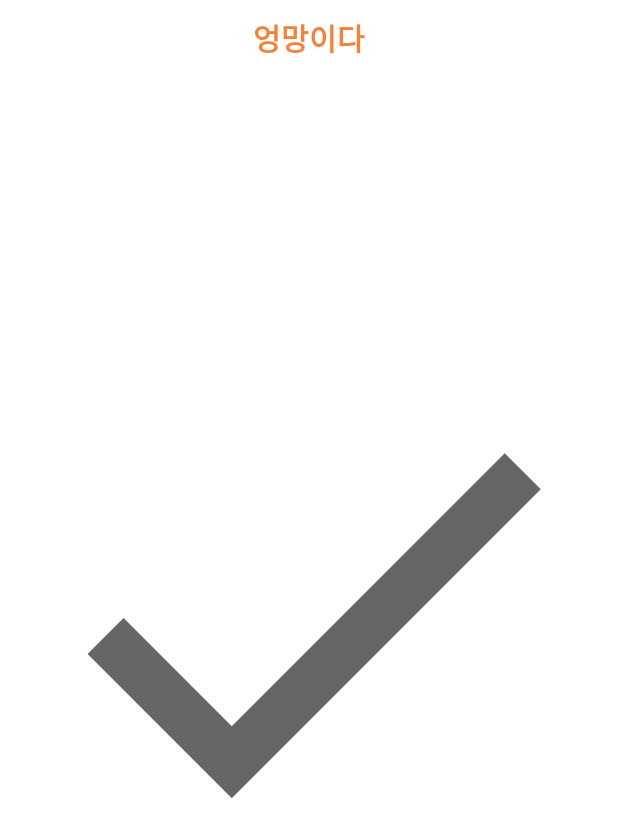
After one commit to birariro/ShepherdProductApp, an Android app: the layout activity_bad_popup.xml on its own in the app's theme, with its tools: preview values and no code run, on a phone screen of 412 x 824 dp. The commit adds this screen. Shown: the top 837 px of the screen. Run offline under Robolectric (Android 15) with nearby library versions, the phone set to English and light mode, and no system bars.

Commit message:
loding add

```diff
--- a/android/app/src/main/java/com/example/shepherdproduct/layer_domain/ProductRepository.kt
+++ b/android/app/src/main/java/com/example/shepherdproduct/layer_domain/ProductRepository.kt
@@ -1,7 +1,8 @@
 package com.example.shepherdproduct.layer_domain
 
+import com.example.shepherdproduct.layer_domain.data.SearchData
 import com.example.shepherdproduct.layer_domain.data.SearchType
 
 interface ProductRepository {
-    suspend fun search(searchText:String, searchType: SearchType) :String
+    suspend fun search(searchText:String, searchType: SearchType) :List<SearchData>
 }
--- a/android/app/src/main/java/com/example/shepherdproduct/layer_domain/usecase/SearchUseCase.kt
+++ b/android/app/src/main/java/com/example/shepherdproduct/layer_domain/usecase/SearchUseCase.kt
@@ -1,10 +1,11 @@
 package com.example.shepherdproduct.layer_domain.usecase
 
 import com.example.shepherdproduct.layer_domain.ProductRepository
+import com.example.shepherdproduct.layer_domain.data.SearchData
 import com.example.shepherdproduct.layer_domain.data.SearchType
 
 class SearchUseCase(private val productRepository: ProductRepository) {
-    suspend fun execute(searchText:String, searchType:SearchType) : String{
+    suspend fun execute(searchText:String, searchType:SearchType) : List<SearchData>{
         return productRepository.search(searchText,searchType)
     }
 }
--- a/android/app/src/main/java/com/example/shepherdproduct/layer_presenter/home/MainViewModel.kt
+++ b/android/app/src/main/java/com/example/shepherdproduct/layer_presenter/home/MainViewModel.kt
@@ -5,6 +5,7 @@ import androidx.lifecycle.LiveData
 import androidx.lifecycle.MutableLiveData
 import androidx.lifecycle.ViewModel
 import androidx.lifecycle.viewModelScope
+import com.example.shepherdproduct.layer_domain.data.SearchData
 import com.example.shepherdproduct.layer_domain.data.SearchType
 import com.example.shepherdproduct.layer_domain.usecase.SearchUseCase
 import dagger.hilt.android.lifecycle.HiltViewModel
@@ -17,8 +18,8 @@ class MainViewModel @Inject constructor(private val searchUseCase: SearchUseCase
     companion object{
         val TAG = "MainViewModel"
     }
-//    private val _inputText = MutableLiveData<String>()
-//    val inputText : LiveData<String> = _inputText
+    private val _searchDataList = MutableLiveData<List<SearchData>>()
+    val searchDataList : LiveData<List<SearchData>> = _searchDataList
 //
 
     private var inputText:String = ""
@@ -32,6 +33,7 @@ class MainViewModel @Inject constructor(private val searchUseCase: SearchUseCase
         viewModelScope.launch {
             val execute = searchUseCase.execute(inputText, SearchType.Product)
             Log.d(TAG, "execute : $execute")
+            _searchDataList.value = execute
         }
 
     }
--- /dev/null
+++ b/android/app/src/main/res/drawable/ic_check.xml
@@ -0,0 +1,10 @@
+<vector xmlns:android="http://schemas.android.com/apk/res/android"
+    android:width="24dp"
+    android:height="24dp"
+    android:viewportWidth="24"
+    android:viewportHeight="24"
+    android:tint="?attr/colorControlNormal">
+  <path
+      android:fillColor="@android:color/white"
+      android:pathData="M9,16.2L4.8,12l-1.4,1.4L9,19 21,7l-1.4,-1.4L9,16.2z"/>
+</vector>
--- /dev/null
+++ b/android/app/src/main/res/layout/activity_bad_popup.xml
@@ -0,0 +1,33 @@
+<?xml version="1.0" encoding="utf-8"?>
+<androidx.constraintlayout.widget.ConstraintLayout
+    xmlns:android="http://schemas.android.com/apk/res/android"
+    xmlns:app="http://schemas.android.com/apk/res-auto"
+    xmlns:tools="http://schemas.android.com/tools"
+    android:layout_width="match_parent"
+    android:layout_height="match_parent"
+    tools:context=".layer_presenter.result.BadPopupActivity">
+    <TextView
+        android:layout_margin="10dp"
+        android:id="@+id/card_title"
+        app:layout_constraintTop_toTopOf="parent"
+        app:layout_constraintStart_toStartOf="parent"
+        app:layout_constraintEnd_toEndOf="parent"
+        android:layout_width="wrap_content"
+        android:layout_height="wrap_content"
+        android:textStyle="bold"
+        android:textColor="@color/main_color"
+        android:text="엉망이다"
+        android:textSize="20sp"
+        />
+
+    <ImageView
+        android:src="@drawable/ic_check"
+        android:id="@+id/card_code"
+        android:layout_width="match_parent"
+        android:layout_height="match_parent"
+        app:layout_constraintTop_toBottomOf="@id/card_title"
+        app:layout_constraintStart_toStartOf="parent"
+        app:layout_constraintEnd_toEndOf="parent"
+        app:layout_constraintBottom_toBottomOf="parent"
+        />
+</androidx.constraintlayout.widget.ConstraintLayout>
--- a/android/app/src/main/res/values-night/themes.xml
+++ b/android/app/src/main/res/values-night/themes.xml
@@ -15,4 +15,10 @@
         <item name="windowActionBar">false</item>
         <item name="windowNoTitle">true</item>
     </style>
+
+    <style name="popupTheme" parent="Theme.AppCompat.DayNight.Dialog.Alert">
+        <!--타이틀 바 제거-->
+        <item name="windowActionBar">false</item>
+        <item name="windowNoTitle">true</item>
+    </style>
 </resources>
--- a/android/app/src/main/res/values/themes.xml
+++ b/android/app/src/main/res/values/themes.xml
@@ -15,4 +15,10 @@
         <item name="windowActionBar">false</item>
         <item name="windowNoTitle">true</item>
     </style>
+
+    <style name="popupTheme" parent="Theme.AppCompat.DayNight.Dialog.Alert">
+        <!--타이틀 바 제거-->
+        <item name="windowActionBar">false</item>
+        <item name="windowNoTitle">true</item>
+    </style>
 </resources>
```
Also changed, not shown: android/app/src/main/AndroidManifest.xml (+12 -2 lines), android/app/src/main/java/com/example/shepherdproduct/layer_data/CommonProductRepository.kt (+12 -2 lines), android/app/src/main/java/com/example/shepherdproduct/layer_data/datasource/RemoteDataSource.kt (+14 -6 lines), android/app/src/main/java/com/example/shepherdproduct/layer_domain/data/SearchData.kt (added, +8 -0 lines), android/app/src/main/java/com/example/shepherdproduct/layer_presenter/home/MainActivity.kt (+19 -0 lines), android/app/src/main/java/com/example/shepherdproduct/layer_presenter/result/BadPopupActivity.kt (added, +12 -0 lines), android/app/src/main/java/com/example/shepherdproduct/layer_presenter/result/GoodPopupActivity.kt (added, +12 -0 lines), android/app/src/main/res/layout/activity_good_popup.xml (added, +32 -0 lines), android/app/src/main/res/layout/activity_main.xml (+13 -21 lines).
